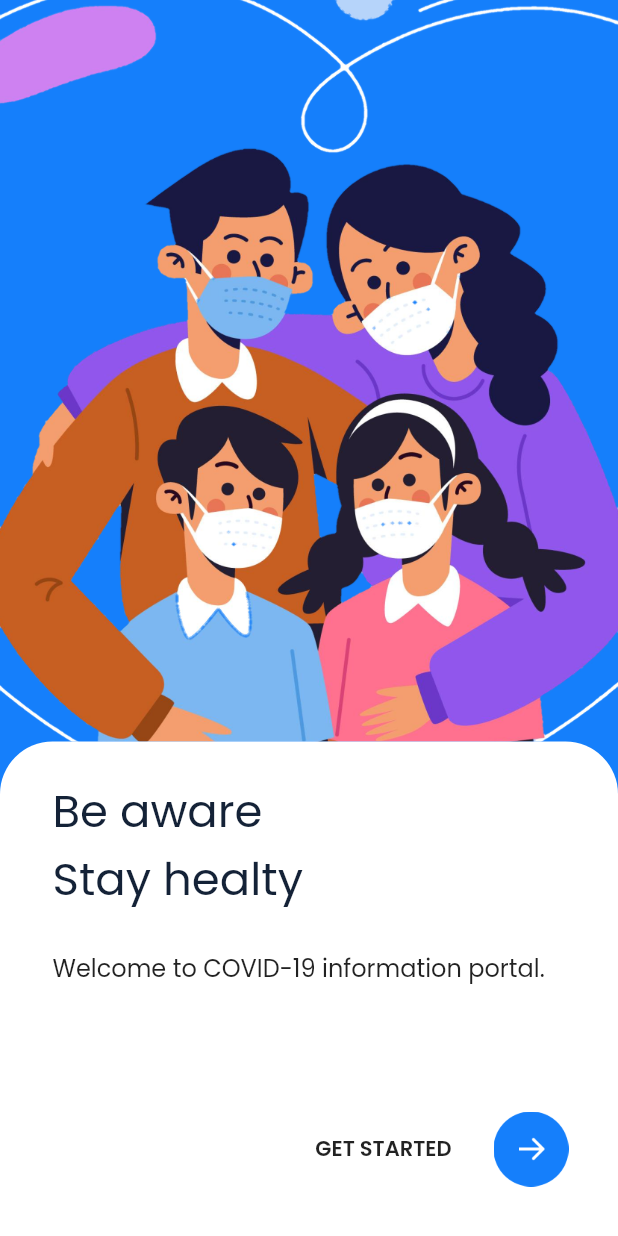
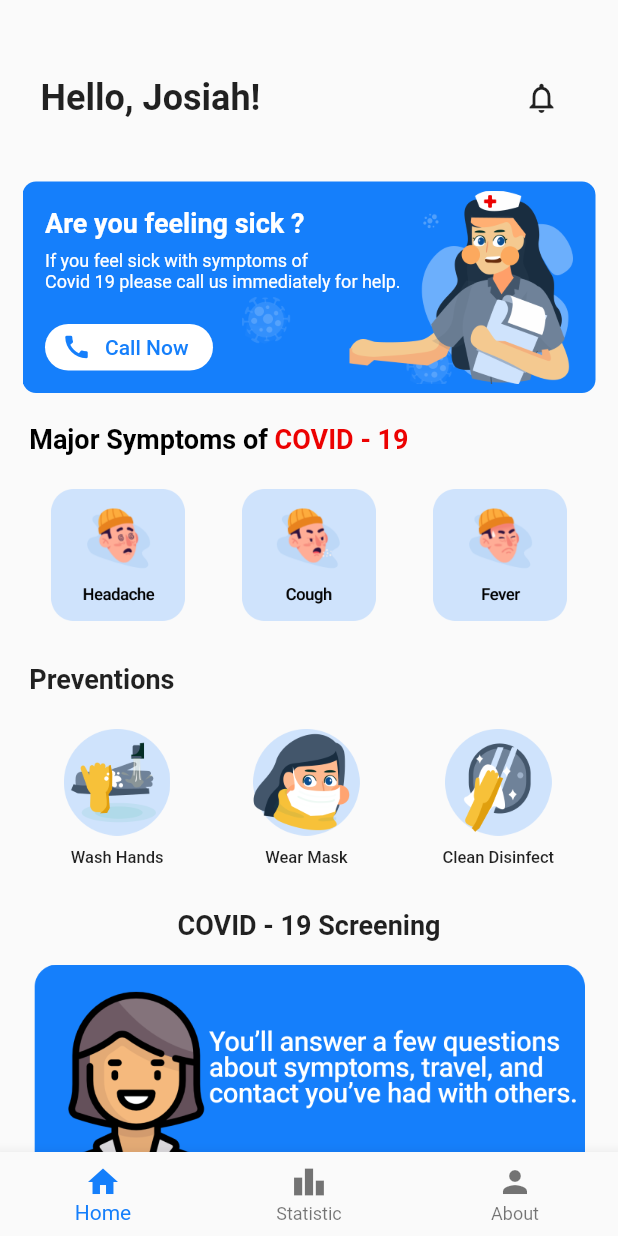
Before and after one commit to josiahfs/kawal-corona, a Flutter app: the screen it shows after launch, on a phone screen of 412 x 824 dp. Run offline on Flutter 3.47's test engine with Material 2 defaults, Android fonts, the phone set to English and light mode, and no system bars; our stand-ins replace google_fonts.

Commit message:
Homepage UI

```diff
--- a/kawal_corona/lib/main.dart
+++ b/kawal_corona/lib/main.dart
@@ -1,6 +1,7 @@
 import 'package:flutter/material.dart';
+import 'package:kawal_corona/pages/home.dart';
 import 'package:kawal_corona/pages/login_screen.dart';
-import 'package:kawal_corona/pages/splash_screen.dart';
+import 'package:kawal_corona/pages/goto_screen.dart';
 
 void main() {
   runApp(const MyApp());
@@ -15,7 +16,7 @@ class MyApp extends StatelessWidget {
     return MaterialApp(
       debugShowCheckedModeBanner: false,
       title: 'Kawal Corona',
-      home: SplashScreen(),
+      home: HomeScreen(),
     );
   }
 }
--- a/kawal_corona/lib/pages/splash_screen.dart
+++ b/kawal_corona/lib/pages/goto_screen.dart
@@ -4,8 +4,8 @@ import 'package:flutter/material.dart';
 import 'package:google_fonts/google_fonts.dart';
 import 'package:kawal_corona/pages/register_screen.dart';
 
-class SplashScreen extends StatelessWidget {
-  const SplashScreen({Key? key}) : super(key: key);
+class GotoScreen extends StatelessWidget {
+  const GotoScreen({Key? key}) : super(key: key);
 
   @override
   Widget build(BuildContext context) {
--- /dev/null
+++ b/kawal_corona/lib/pages/home.dart
@@ -0,0 +1,308 @@
+import 'package:flutter/material.dart';
+import 'package:google_fonts/google_fonts.dart';
+
+class HomeScreen extends StatefulWidget {
+  const HomeScreen({Key? key}) : super(key: key);
+
+  @override
+  State<HomeScreen> createState() => _HomeScreenState();
+}
+
+class _HomeScreenState extends State<HomeScreen> {
+  int _selectedIndex = 0;
+  static const TextStyle optionStyle =
+      TextStyle(fontSize: 30, fontWeight: FontWeight.bold);
+  static const List<Widget> _widgetOptions = <Widget>[
+    Text(
+      'Index 0: Home',
+      style: optionStyle,
+    ),
+    Text(
+      'Index 1: Business',
+      style: optionStyle,
+    ),
+    Text(
+      'Index 2: School',
+      style: optionStyle,
+    ),
+  ];
+
+  void _onItemTapped(int index) {
+    setState(() {
+      _selectedIndex = index;
+    });
+  }
+
+  @override
+  Widget build(BuildContext context) {
+    return Scaffold(
+      body: SafeArea(
+        child: Padding(
+          padding: const EdgeInsets.symmetric(horizontal: 15),
+          child: ListView(
+            children: [
+              SizedBox(
+                height: 41,
+              ),
+              Padding(
+                padding: const EdgeInsets.symmetric(horizontal: 12),
+                child: Row(
+                  children: [
+                    Text(
+                      'Hello, Josiah!',
+                      style: GoogleFonts.roboto(
+                        fontSize: 24,
+                        fontWeight: FontWeight.bold,
+                      ),
+                    ),
+                    Spacer(),
+                    IconButton(
+                      icon: Icon(Icons.notifications_none_outlined),
+                      onPressed: () {},
+                    ),
+                  ],
+                ),
+              ),
+              SizedBox(
+                height: 32,
+              ),
+              Container(
+                width: 373,
+                height: 141,
+                decoration: BoxDecoration(
+                    borderRadius: BorderRadius.all(Radius.circular(9)),
+                    color: Color(0xff157FFB)),
+                child: Padding(
+                  padding: const EdgeInsets.symmetric(horizontal: 15),
+                  child: Stack(
+                    children: [
+                      Row(
+                        mainAxisAlignment: MainAxisAlignment.end,
+                        children: [
+                          Center(
+                            child: Image.asset(
+                              'assets/images/banner1.png',
+                              width: 221,
+                              height: 129,
+                            ),
+                          ),
+                        ],
+                      ),
+                      Padding(
+                        padding: const EdgeInsets.only(top: 17, bottom: 15),
+                        child: Column(
+                          crossAxisAlignment: CrossAxisAlignment.start,
+                          children: [
+                            Text(
+                              'Are you feeling sick ?',
+                              style: GoogleFonts.roboto(
+                                  fontSize: 18,
+                                  fontWeight: FontWeight.bold,
+                                  color: Colors.white),
+                            ),
+                            SizedBox(
+                              height: 8,
+                            ),
+                            Text(
+                              'If you feel sick with symptoms of\nCovid 19 please call us immediately for help.',
+                              style: GoogleFonts.roboto(
+                                fontSize: 12,
+                                fontWeight: FontWeight.w400,
+                                color: Colors.white,
+                              ),
+                            ),
+                            Spacer(),
+                            InkWell(
+                              child: Container(
+                                width: 112,
+                                height: 31,
+                                decoration: BoxDecoration(
+                                    color: Colors.white,
+                                    borderRadius:
+                                        BorderRadius.all(Radius.circular(50))),
+                                child: Row(
+                                  crossAxisAlignment: CrossAxisAlignment.center,
+                                  children: [
+                                    Padding(
+                                      padding: const EdgeInsets.only(left: 11),
+                                      child: Icon(
+                                        Icons.call,
+                                        color: Color(0xff157FFB),
+                                        size: 20,
+                                      ),
+                                    ),
+                                    SizedBox(
+                                      width: 9,
+                                    ),
+                                    Text(
+                                      'Call Now',
+                                      style: GoogleFonts.roboto(
+                                        color: Color(0xff157FFB),
+                                        fontSize: 14,
+                                        fontWeight: FontWeight.w500,
+                                      ),
+                                    )
+                                  ],
+                                ),
+                              ),
+                              onTap: () {},
+                            ),
+                          ],
+                        ),
+                      )
+                    ],
+                  ),
+                ),
+              ),
+              SizedBox(
+                height: 20,
+              ),
+              RichText(
+                text: TextSpan(
+                  style: GoogleFonts.roboto(
+                      fontSize: 18,
+                      fontWeight: FontWeight.bold,
+                      color: Colors.black),
+                  children: [
+                    TextSpan(text: ' Major Symptoms of '),
+                    TextSpan(
+                        text: 'COVID - 19',
+                        style: TextStyle(
+                          color: Color(0xffEC0101),
+                        ))
+                  ],
+                ),
+              ),
+              SizedBox(
+                height: 23,
+              ),
+              Row(
+                mainAxisAlignment: MainAxisAlignment.spaceAround,
+                children: [
+                  Image.asset(
+                    'assets/images/headache.png',
+                    width: 89,
+                  ),
+                  Image.asset(
+                    'assets/images/cough.png',
+                    width: 89,
+                  ),
+                  Image.asset(
+                    'assets/images/fever.png',
+                    width: 89,
+                  ),
+                ],
+              ),
+              SizedBox(
+                height: 28,
+              ),
+              Text(
+                ' Preventions',
+                style: GoogleFonts.roboto(
+                    fontSize: 18, fontWeight: FontWeight.bold),
+              ),
+              SizedBox(
+                height: 23,
+              ),
+              Row(
+                mainAxisAlignment: MainAxisAlignment.spaceAround,
+                children: [
+                  Column(
+                    children: [
+                      Image.asset(
+                        'assets/images/wash.png',
+                        width: 71,
+                      ),
+                      SizedBox(
+                        height: 8,
+                      ),
+                      Text(
+                        'Wash Hands',
+                        style: GoogleFonts.roboto(
+                            fontSize: 11, fontWeight: FontWeight.w500),
+                      )
+                    ],
+                  ),
+                  Column(
+                    children: [
+                      Image.asset(
+                        'assets/images/mask.png',
+                        width: 71,
+                      ),
+                      SizedBox(
+                        height: 8,
+                      ),
+                      Text(
+                        'Wear Mask',
+                        style: GoogleFonts.roboto(
+                            fontSize: 11, fontWeight: FontWeight.w500),
+                      )
+                    ],
+                  ),
+                  Column(
+                    children: [
+                      Image.asset(
+                        'assets/images/clean.png',
+                        width: 71,
+                      ),
+                      SizedBox(
+                        height: 8,
+                      ),
+                      Text(
+                        'Clean Disinfect',
+                        style: GoogleFonts.roboto(
+                            fontSize: 11, fontWeight: FontWeight.w500),
+                      )
+                    ],
+                  )
+                ],
+              ),
+              SizedBox(
+                height: 28,
+              ),
+              Center(
+                child: Text(
+                  'COVID - 19 Screening',
+                  style: GoogleFonts.roboto(
+                      fontSize: 18, fontWeight: FontWeight.bold),
+                ),
+              ),
+              SizedBox(
+                height: 16,
+              ),
+              InkWell(
+                child: Padding(
+                  padding: const EdgeInsets.only(right: 7),
+                  child: Image.asset('assets/images/screening.png'),
+                ),
+                onTap: () {},
+              ),
+              SizedBox(
+                height: 26,
+              ),
+            ],
+          ),
+        ),
+      ),
+      bottomNavigationBar: BottomNavigationBar(
+        items: const <BottomNavigationBarItem>[
+          BottomNavigationBarItem(
+            icon: Icon(Icons.home),
+            label: 'Home',
+          ),
+          BottomNavigationBarItem(
+            icon: Icon(Icons.leaderboard),
+            label: 'Statistic',
+          ),
+          BottomNavigationBarItem(
+            icon: Icon(Icons.person),
+            label: 'About',
+          ),
+        ],
+        currentIndex: _selectedIndex,
+        selectedItemColor: Color(0xff157FFB),
+        onTap: _onItemTapped,
+      ),
+    );
+  }
+}
```
Also changed, not shown: kawal_corona/assets/images/banner1.png (added), kawal_corona/assets/images/clean.png (added), kawal_corona/assets/images/cough.png (added), kawal_corona/assets/images/fever.png (added), kawal_corona/assets/images/headache.png (added), kawal_corona/assets/images/mask.png (added), kawal_corona/assets/images/screening.png (added), kawal_corona/assets/images/wash.png (added).
